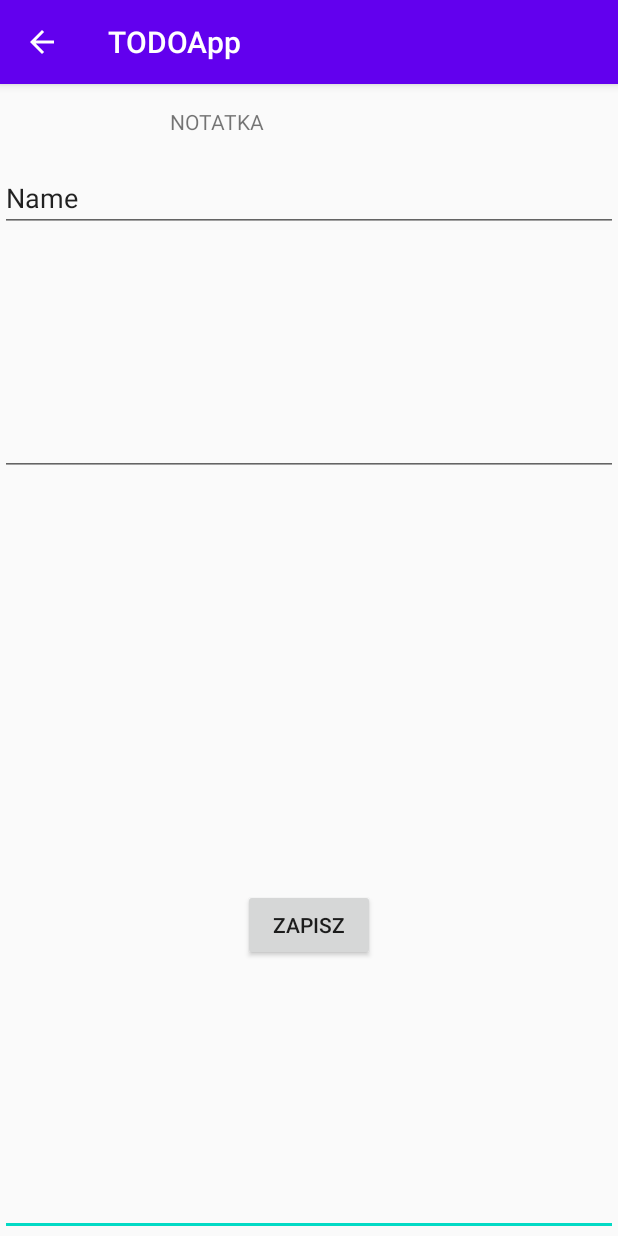
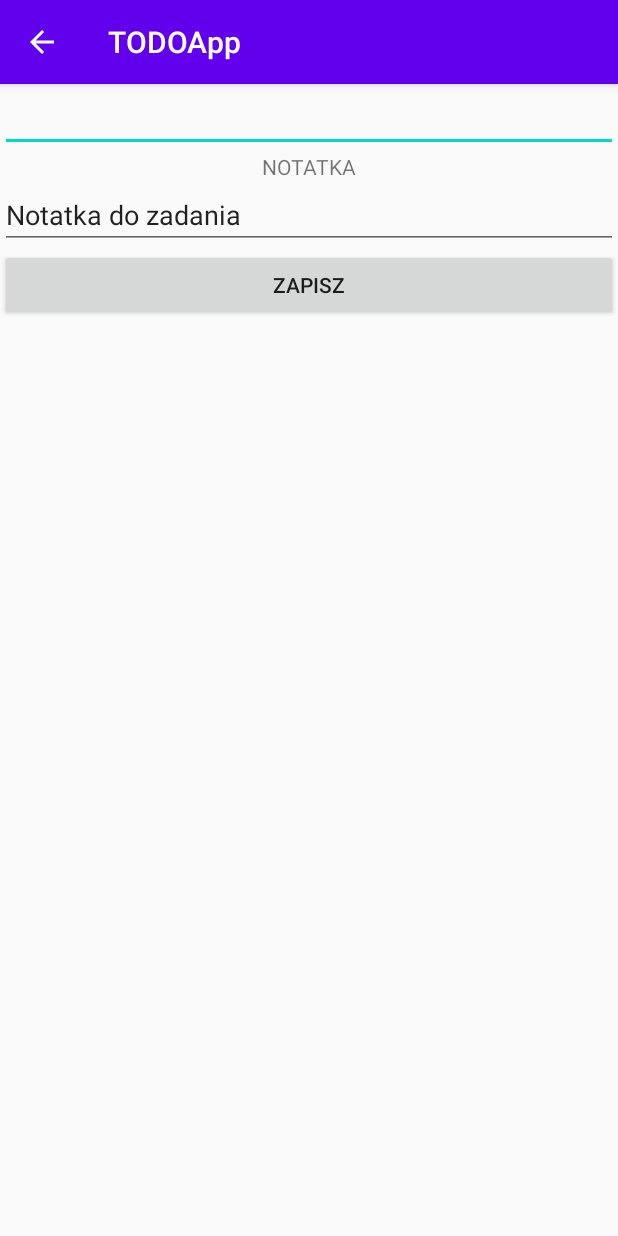
Before and after one commit to DanielMroczkowski/pam-2018-e5t1s1-todoapp, an Android app: the PositionEditActivity screen opened directly, with no data from a screen before it, on a phone screen of 412 x 824 dp. Run offline under Robolectric (Android 15) with nearby library versions, the phone set to English and light mode, and no system bars.

Commit message:
Improvements editing tasks

```diff
--- a/app/src/main/java/pl/wat/e5t1s1/todoapp/PositionEditActivity.java
+++ b/app/src/main/java/pl/wat/e5t1s1/todoapp/PositionEditActivity.java
@@ -1,17 +1,56 @@
 package pl.wat.e5t1s1.todoapp;
 
+import android.database.Cursor;
+import android.database.sqlite.SQLiteDatabase;
 import android.os.Bundle;
 import android.support.annotation.Nullable;
 import android.support.v7.app.AppCompatActivity;
 import android.view.View;
+import android.view.ViewParent;
+import android.widget.EditText;
+import android.widget.TextView;
+import android.widget.Toast;
 
-public class PositionEditActivity extends AppCompatActivity {
+import pl.wat.e5t1s1.todoapp.db.TaskContract;
+import pl.wat.e5t1s1.todoapp.db.TaskDbHelper;
+
+public class PositionEditActivity extends AppCompatActivity{
+
+    TaskDbHelper mHelper;
+
+    EditText editTitle;
+    EditText editText;
 
     @Override
     protected void onCreate(@Nullable Bundle savedInstanceState) {
         super.onCreate(savedInstanceState);
 
         setContentView(R.layout.position_edit);
+
+        editTitle = findViewById(R.id.editTitle);
+        editText = findViewById(R.id.editNote);
+
+        mHelper = new TaskDbHelper(PositionEditActivity.this);
+        SQLiteDatabase db = mHelper.getReadableDatabase();
+
+        Bundle b = getIntent().getExtras();
+        int taskId = -1; // or other values
+        if(b != null)
+            taskId = b.getInt("taskId");
+        //Toast.makeText(this,"swipeniete"+taskId,Toast.LENGTH_SHORT).show();
+
+        String[] columns = {TaskContract.TaskEntry._ID,
+                            TaskContract.TaskEntry.COL_TASK_TITLE,
+                            TaskContract.TaskEntry.COL_TASK_TEXT};
+//        String[] columns = {TaskContract.TaskEntry._ID,
+//                TaskContract.TaskEntry.COL_TASK_TITLE};
+        String where = TaskContract.TaskEntry._ID + "=" + taskId;
+        Cursor cursor = db.query(TaskContract.TaskEntry.TABLE, columns, where, null, null, null, null);
+        if(cursor != null && cursor.moveToFirst()) {
+            editTitle.setText(cursor.getString(cursor.getColumnIndex(TaskContract.TaskEntry.COL_TASK_TITLE)));
+            editText.setText(cursor.getString(cursor.getColumnIndex(TaskContract.TaskEntry.COL_TASK_TEXT)));
+        }
+        db.close();
     }
 
     public void onSaveClick(View view) {
--- a/app/src/main/java/pl/wat/e5t1s1/todoapp/ToDoAdapter.java
+++ b/app/src/main/java/pl/wat/e5t1s1/todoapp/ToDoAdapter.java
@@ -36,8 +36,8 @@ public class ToDoAdapter extends RecyclerView.Adapter<ToDoAdapter.ViewHolder> {
     @Override
     public void onBindViewHolder(@NonNull ToDoAdapter.ViewHolder holder, int position) {
         // 5. ustaw treści w wierszu 'position'
+        holder.taskId.setText(String.valueOf(taskList.get(position).getId()));
         holder.taskTitle.setText(taskList.get(position).getTitle());
-        //holder..setText(taskList.get(position).getText());
     }
 
     @Override
@@ -55,13 +55,13 @@ public class ToDoAdapter extends RecyclerView.Adapter<ToDoAdapter.ViewHolder> {
 
     public static class ViewHolder extends RecyclerView.ViewHolder {
 
+        TextView taskId;
         TextView taskTitle;
-        //Button taskDelete;
 
         public ViewHolder(View itemView) {
             super(itemView);
+            taskId = itemView.findViewById(R.id.task_id);
             taskTitle = itemView.findViewById(R.id.task_title);
-            //taskDelete = itemView.findViewById(R.id.task_delete);
         }
     }
 }
--- a/app/src/main/java/pl/wat/e5t1s1/todoapp/db/TaskContract.java
+++ b/app/src/main/java/pl/wat/e5t1s1/todoapp/db/TaskContract.java
@@ -10,5 +10,6 @@ public class TaskContract {
             public static final String TABLE = "tasks";
 
             public static final String COL_TASK_TITLE = "title";
+            public static final String COL_TASK_TEXT = "text";
         }
     }
--- a/app/src/main/java/pl/wat/e5t1s1/todoapp/db/TaskDbHelper.java
+++ b/app/src/main/java/pl/wat/e5t1s1/todoapp/db/TaskDbHelper.java
@@ -15,7 +15,8 @@ public class TaskDbHelper extends SQLiteOpenHelper{
         public void onCreate(SQLiteDatabase db) {
             String createTable = "CREATE TABLE " + TaskContract.TaskEntry.TABLE + " ( " +
                     TaskContract.TaskEntry._ID + " INTEGER PRIMARY KEY AUTOINCREMENT, " +
-                    TaskContract.TaskEntry.COL_TASK_TITLE + " TEXT NOT NULL);";
+                    TaskContract.TaskEntry.COL_TASK_TITLE + " TEXT NOT NULL, "+
+                    TaskContract.TaskEntry.COL_TASK_TEXT + " TEXT);";
 
             db.execSQL(createTable);
         }
--- a/app/src/main/res/layout/position_edit.xml
+++ b/app/src/main/res/layout/position_edit.xml
@@ -1,60 +1,37 @@
 <?xml version="1.0" encoding="utf-8"?>
-<RelativeLayout xmlns:android=
-    "http://schemas.android.com/apk/res/android"
+<LinearLayout xmlns:android="http://schemas.android.com/apk/res/android"
     xmlns:tools="http://schemas.android.com/tools"
     android:layout_width="match_parent"
-    android:layout_height="match_parent">
+    android:layout_height="match_parent"
+    android:orientation="vertical">
 
 
     <EditText
-        android:id="@+id/editText2"
+        android:id="@+id/editTitle"
         android:layout_width="match_parent"
-        android:layout_height="match_parent"
-        android:layout_alignParentStart="true"
-        android:layout_alignParentTop="true"
-        android:ems="10"
-        android:inputType="textMultiLine" />
+        android:layout_height="wrap_content"
+        android:inputType="textMultiLine"
+         />
 
     <TextView
         android:id="@+id/textView3"
+        android:layout_width="wrap_content"
+        android:layout_height="wrap_content"
+        android:layout_gravity="center"
+        android:text="NOTATKA" />
+
+    <EditText
+        android:id="@+id/editNote"
         android:layout_width="match_parent"
         android:layout_height="wrap_content"
-        android:layout_alignParentStart="true"
-        android:layout_alignParentTop="true"
-        android:layout_marginStart="113dp"
-        android:layout_marginTop="15dp"
-        android:text="NOTATKA" />
+        android:inputType="textMultiLine"
+        android:text="Notatka do zadania"/>
 
     <Button
-        android:id="@+id/button"
-        android:layout_width="wrap_content"
+        android:id="@+id/editSave"
+        android:layout_width="match_parent"
         android:layout_height="wrap_content"
-        android:layout_alignParentBottom="true"
-        android:layout_centerHorizontal="true"
-        android:layout_marginBottom="183dp"
         android:onClick="onSaveClick"
         android:text="Zapisz" />
 
-    <EditText
-        android:id="@+id/editText"
-        android:layout_width="match_parent"
-        android:layout_height="wrap_content"
-        android:layout_alignParentStart="true"
-        android:layout_alignParentTop="true"
-        android:layout_marginTop="53dp"
-        android:ems="10"
-        android:inputType="textPersonName"
-        android:text="Name" />
-
-    <EditText
-        android:id="@+id/editText3"
-        android:layout_width="match_parent"
-        android:layout_height="117dp"
-        android:layout_alignParentStart="true"
-        android:layout_alignParentTop="true"
-        android:layout_marginStart="0dp"
-        android:layout_marginTop="144dp"
-        android:ems="10"
-        android:inputType="textMultiLine" />
-
-</RelativeLayout>
+</LinearLayout>
```
Also changed, not shown: app/src/main/java/pl/wat/e5t1s1/todoapp/MainActivity.java (+21 -19 lines), app/src/main/java/pl/wat/e5t1s1/todoapp/Task.java (+8 -1 lines), app/src/main/res/layout/position.xml (+7 -0 lines), app/src/main/res/drawable-hdpi/ic_dialog.png (added), app/src/main/res/drawable-mdpi/ic_dialog.png (added), app/src/main/res/drawable-xhdpi/ic_dialog.png (added), app/src/main/res/drawable-xxhdpi/ic_dialog.png (added).
